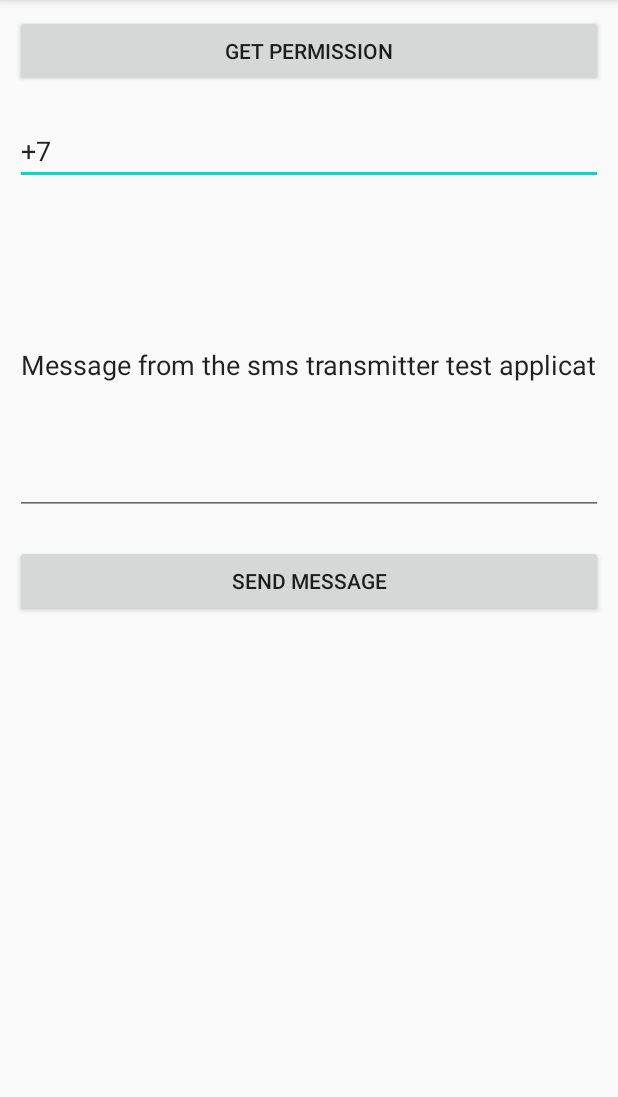
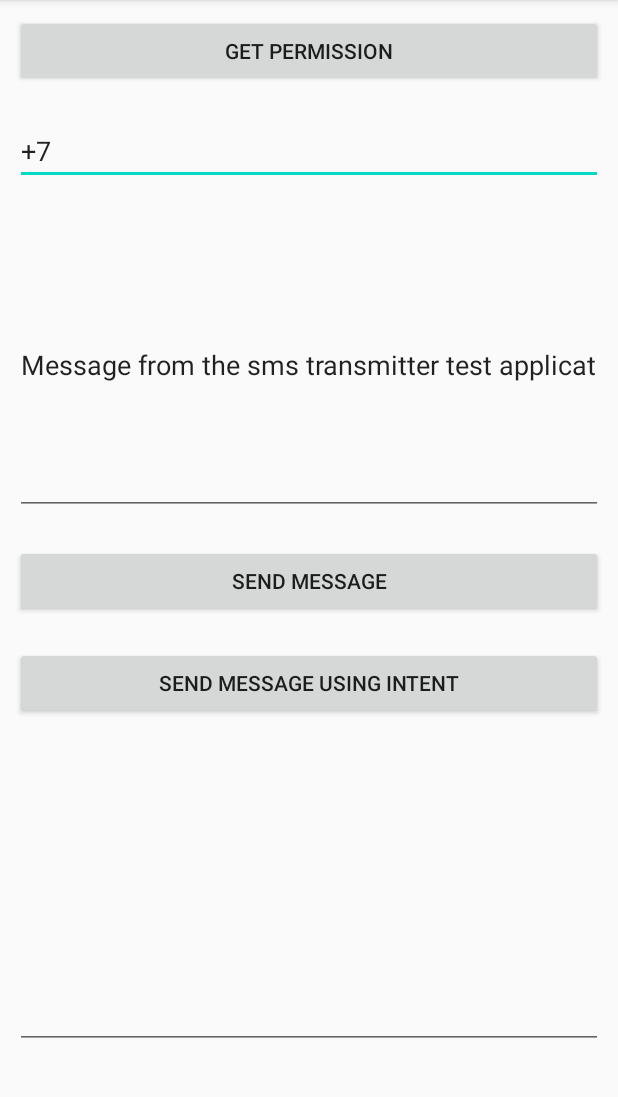
Before and after one commit to MikeKuzn52/TinyAndroidProjects, an Android app: the screen it shows after launch (MainActivity), on a phone screen of 412 x 824 dp, the part 84-1181 px from its top. Run offline under Robolectric (Android 15) with nearby library versions, the phone set to English and light mode, and no system bars; 1 statement that could not run was skipped.

Commit message:
Add reseiver to SmsTest project

```diff
--- a/SmsTest/app/src/main/AndroidManifest.xml
+++ b/SmsTest/app/src/main/AndroidManifest.xml
@@ -4,6 +4,8 @@
     package="com.mikekuzn.smstest">
 
     <uses-permission android:name="android.permission.SEND_SMS"/>
+    <uses-permission android:name="android.permission.RECEIVE_SMS"/>
+    <uses-permission android:name="android.permission.READ_SMS"/>
 
     <application
         android:allowBackup="true"
--- a/SmsTest/app/src/main/java/com/mikekuzn/smstest/MainActivity.java
+++ b/SmsTest/app/src/main/java/com/mikekuzn/smstest/MainActivity.java
@@ -1,27 +1,28 @@
 package com.mikekuzn.smstest;
 
 import android.Manifest;
-import android.app.Activity;
-import android.app.PendingIntent;
 import android.content.BroadcastReceiver;
 import android.content.Context;
 import android.content.Intent;
 import android.content.IntentFilter;
+import android.database.Cursor;
+import android.net.Uri;
 import android.support.v7.app.AppCompatActivity;
 import android.os.Bundle;
-import android.telephony.SmsManager;
+import android.telephony.SmsMessage;
 import android.util.Log;
 import android.view.View;
 import android.widget.Button;
 import android.widget.TextView;
-import android.widget.Toast;
 
 public class MainActivity extends AppCompatActivity {
 
-    TextView phone, sms;
-    Button send;
-    SmsTransmitter smsTransmitter;
-    Permission permission;
+    private TextView phone, sms, smsReceiveText;
+    private Button send, sendByIntent;
+    private SmsTransmitter smsTransmitter;
+    private Permission permission;
+    private final SmsReceiver smsReceiver = new SmsReceiver();
+    private final IntentFilter myFilter = new IntentFilter("android.provider.Telephony.SMS_RECEIVED");
 
     @Override
     protected void onCreate(Bundle savedInstanceState) {
@@ -30,7 +31,8 @@ public class MainActivity extends AppCompatActivity {
         phone = findViewById(R.id.phone);
         sms = findViewById(R.id.sms);
         send = findViewById(R.id.send);
-        permission = new Permission(this, Manifest.permission.SEND_SMS);
+        sendByIntent = findViewById(R.id.sendByIntent);
+        smsReceiveText = findViewById(R.id.smsReceive);
         smsTransmitter = SmsTransmitter.getInstance(this);
         send.setOnClickListener(new View.OnClickListener() {
             @Override
@@ -40,12 +42,77 @@ public class MainActivity extends AppCompatActivity {
                 smsTransmitter.sendSmsWithConfirmation(lPhone, lSms);
             }
         });
+        sendByIntent.setOnClickListener(new View.OnClickListener() {
+            @Override
+            public void onClick(View view) {
+                String lPhone = phone.getText().toString();
+                String lSms = sms.getText().toString();
+                Uri uri = Uri.parse("smsto:" + lPhone);
+                Intent it = new Intent(Intent.ACTION_SENDTO, uri);
+                it.putExtra("sms_body", lSms);
+                startActivity(it);
+            }
+        });
         getPermission(null);
+    }
+
+    class SmsReceiver extends BroadcastReceiver {
+        @Override
+        public void onReceive(Context context, Intent intent) {Bundle bundle = intent.getExtras();
+            if (bundle != null && bundle.containsKey("pdus")) {
+                Object[] pdus = (Object[]) bundle.get("pdus");
+                SmsMessage sms = SmsMessage.createFromPdu((byte[]) pdus[0]);
+                String senderNumber = sms.getOriginatingAddress();
+                //if( senderIsInBlackList(senderNumber)) {
+                //    abortBroadcast();
+                //}
+                smsReceiveText.setText(senderNumber + " " + sms.getMessageBody());
+            }
+
+        }
+    }
+
+    @Override
+    protected void onPause()
+    {
+        super.onPause();
+        unregisterReceiver(smsReceiver); // UnRegister BroadCastReceiver
+    }
+
+    @Override
+    protected void onResume()
+    {
+        super.onResume();
+        Intent res = registerReceiver(smsReceiver, myFilter); // Register BroadCastReceiver
+    }
+
+    void readSms() {
+        Cursor cursor = getContentResolver()
+                .query(
+                        Uri.parse("content://sms/inbox"),
+                        null, null, null, null
+                );
+        if (cursor.moveToFirst()) { // must check the result to prevent exception
+            do {
+                String msgData = "";
+                for (int idx = 0; idx < cursor.getColumnCount(); idx++) {
+                    msgData += " " + cursor.getColumnName(idx) + ":" + cursor.getString(idx);
+                }
+                Log.d("MikeKuzn", msgData);
+            } while (cursor.moveToNext());
+        } else {
+            Log.d("MikeKuzn", "empty box, no SMS");
+        }
     }
 
     public void getPermission(View view) {
         if (permission == null) {
-            permission = new Permission(this, Manifest.permission.SEND_SMS);
+            permission = new Permission(this,
+                    new String[]{
+                            Manifest.permission.SEND_SMS,
+                            Manifest.permission.RECEIVE_SMS,
+                            Manifest.permission.READ_SMS
+                    });
         }
         boolean res = permission.ask();
         Log.d("MikeKuzn",  res ?
@@ -53,6 +120,8 @@ public class MainActivity extends AppCompatActivity {
                 "Permission absent");
         if (res) {
             send.setEnabled(true);
+            sendByIntent.setEnabled(true);
+            readSms();
         }
     }
 }
--- a/SmsTest/app/src/main/java/com/mikekuzn/smstest/Permission.java
+++ b/SmsTest/app/src/main/java/com/mikekuzn/smstest/Permission.java
@@ -10,10 +10,10 @@ import android.widget.Toast;
 public class Permission {
     private boolean firstAsk = false;
     public static final int PERMISSION_REQUEST_CODE = 0x3296;
-    private Activity activity;
-    private String permissions;
+    private final Activity activity;
+    private final String[] permissions;
 
-    public Permission(Activity activity, String permissions) {
+    public Permission(Activity activity, String[] permissions) {
         Log.i("MikeKuzn", "Permission Constructor");
         this.activity = activity;
         this.permissions = permissions;
@@ -32,13 +32,16 @@ public class Permission {
         return false;
     }
     public boolean checkPermission() {
-        boolean res = ContextCompat.checkSelfPermission(activity, permissions) == PackageManager.PERMISSION_GRANTED;
-        Log.i("MikeKuzn", "Permissions " + permissions + " = " + res);
+        boolean res = true;
+        for (String curPer : permissions) {
+            res &= ContextCompat.checkSelfPermission(activity, curPer) == PackageManager.PERMISSION_GRANTED;
+            Log.i("MikeKuzn", "Permissions " + permissions + " = " + res);
+        }
         return res;
     }
 
     private void returnPermission() {
-        ActivityCompat.requestPermissions(activity, new String[]{permissions}, PERMISSION_REQUEST_CODE);
+        ActivityCompat.requestPermissions(activity, permissions, PERMISSION_REQUEST_CODE);
     }
 
     @Override
--- a/SmsTest/app/src/main/res/layout/activity_main.xml
+++ b/SmsTest/app/src/main/res/layout/activity_main.xml
@@ -1,6 +1,5 @@
 <?xml version="1.0" encoding="utf-8"?>
 <LinearLayout xmlns:android="http://schemas.android.com/apk/res/android"
-    xmlns:app="http://schemas.android.com/apk/res-auto"
     xmlns:tools="http://schemas.android.com/tools"
     android:layout_width="match_parent"
     android:layout_height="match_parent"
@@ -11,36 +10,47 @@
         android:layout_width="match_parent"
         android:layout_height="wrap_content"
         android:layout_margin="10dp"
-        android:text="Get permission"
-        android:onClick="getPermission"
-        tools:ignore="HardcodedText,TextViewEdits" />
+        android:text="@string/get_permission"
+        android:onClick="getPermission"/>
 
     <EditText
         android:layout_width="match_parent"
         android:layout_height="wrap_content"
         android:layout_margin="10dp"
-        android:hint="Phone number"
-        android:text="+7"
+        android:hint="@string/phone_number_hint"
+        android:text="@string/phone_number"
         android:inputType="phone"
-        android:id="@+id/phone"
-        tools:ignore="HardcodedText,TextViewEdits" />
+        android:id="@+id/phone"/>
 
     <EditText
         android:layout_width="match_parent"
         android:layout_height="200dp"
         android:layout_margin="10dp"
-        android:hint="SMS text"
-        android:text="Message from the sms transmitter test application"
+        android:hint="@string/sms_text_hint"
+        android:text="@string/sms_text_example"
         android:inputType="textShortMessage"
-        android:id="@+id/sms"
-        tools:ignore="HardcodedText,TextViewEdits" />
+        android:id="@+id/sms"/>
 
     <Button
         android:layout_width="match_parent"
         android:layout_height="wrap_content"
         android:layout_margin="10dp"
-        android:text="Send message"
+        android:text="@string/send_message"
         android:enabled="false"
-        android:id="@+id/send"
-        tools:ignore="HardcodedText,TextViewEdits" />
+        android:id="@+id/send"/>
+
+    <Button
+        android:layout_width="match_parent"
+        android:layout_height="wrap_content"
+        android:layout_margin="10dp"
+        android:text="@string/send_message_by_intent"
+        android:enabled="false"
+        android:id="@+id/sendByIntent"/>
+
+    <EditText
+        android:layout_width="match_parent"
+        android:layout_height="200dp"
+        android:layout_margin="10dp"
+        android:inputType="textShortMessage"
+        android:id="@+id/smsReceive"/>
 </LinearLayout>
--- a/SmsTest/app/src/main/res/values/strings.xml
+++ b/SmsTest/app/src/main/res/values/strings.xml
@@ -1,3 +1,10 @@
 <resources>
     <string name="app_name">SmsTest</string>
+    <string name="send_message">Send message</string>
+    <string name="send_message_by_intent">Send message using Intent</string>
+    <string name="get_permission">Get permission</string>
+    <string name="sms_text_hint">SMS text</string>
+    <string name="sms_text_example">Message from the sms transmitter test application</string>
+    <string name="phone_number">+7</string>
+    <string name="phone_number_hint">Phone number</string>
 </resources>
```
